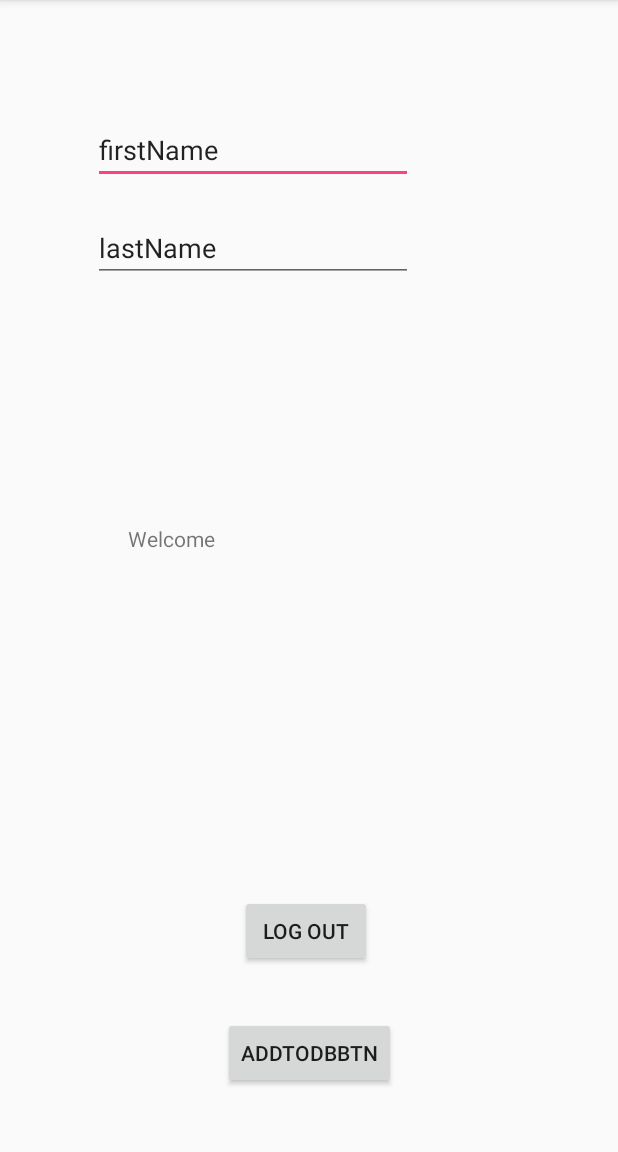
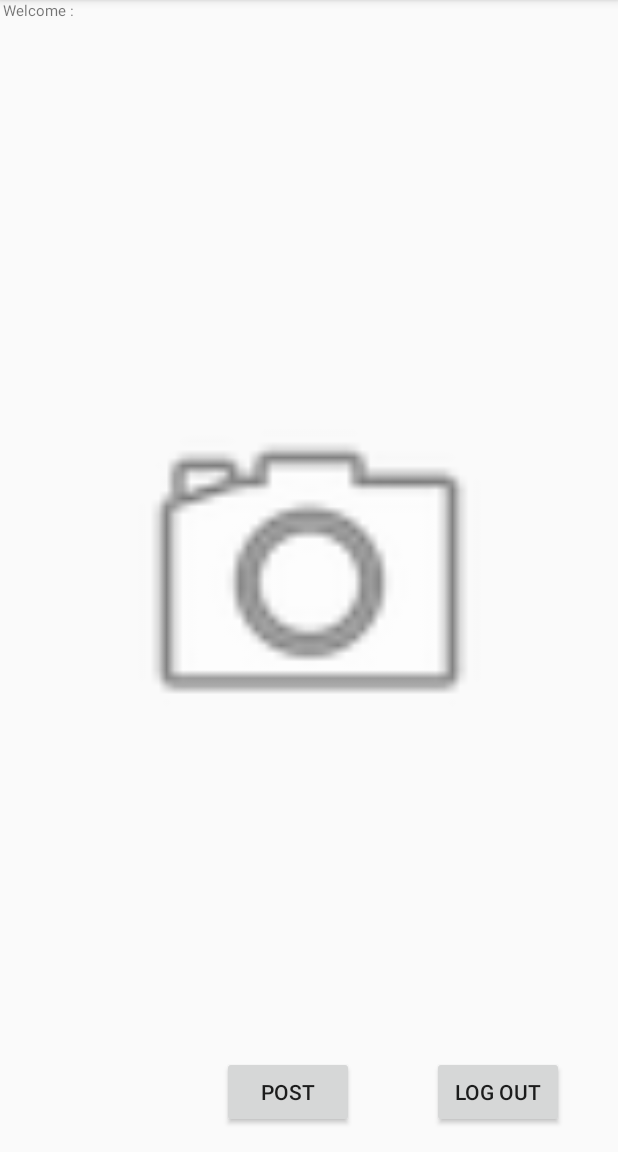
Before and after one commit to qiaozhuxu/Android_Instagram, an Android app: the screen it shows after launch once a user with an empty profile is signed in (LoggedIn before the commit, TakePicture after it), on a phone screen of 412 x 824 dp, the part 84-1236 px from its top. Run offline under Robolectric (Android 15) with nearby library versions, the phone set to English and light mode, and no system bars; our stand-ins replace Firebase (no records; nobody signed in at launch, a user with empty details on screens opened directly).

```diff
--- a/app/src/main/AndroidManifest.xml
+++ b/app/src/main/AndroidManifest.xml
@@ -18,9 +18,10 @@
                 <category android:name="android.intent.category.LAUNCHER" />
             </intent-filter>
         </activity>
-        <activity android:name=".LoggedIn" />
-        <activity android:name=".Profile" />
-        <activity android:name=".SignUp"></activity>
+        <activity android:name=".TakePicture" />
+        <activity android:name=".UpdateProfile" />
+        <activity android:name=".SignUp" />
+        <activity android:name=".ShowPictures"></activity>
     </application>
 
 </manifest>
--- a/app/src/main/java/com/android/qz/instagram_qz/MainActivity.java
+++ b/app/src/main/java/com/android/qz/instagram_qz/MainActivity.java
@@ -9,13 +9,11 @@ import android.view.View;
 import android.widget.Button;
 import android.widget.EditText;
 import android.widget.TextView;
-import android.widget.Toast;
 
 import com.google.android.gms.tasks.OnCompleteListener;
 import com.google.android.gms.tasks.Task;
 import com.google.firebase.auth.AuthResult;
 import com.google.firebase.auth.FirebaseAuth;
-import com.google.firebase.auth.FirebaseAuthProvider;
 
 public class MainActivity extends AppCompatActivity {
 
@@ -44,9 +42,9 @@ public class MainActivity extends AppCompatActivity {
             public void onAuthStateChanged(@NonNull FirebaseAuth firebaseAuth) {
                 if(myAuth.getCurrentUser() != null) {
                     if(myAuth.getCurrentUser().getDisplayName() == null ) {
-                        startActivity(new Intent(MainActivity.this, Profile.class));
+                        startActivity(new Intent(MainActivity.this, UpdateProfile.class));
                     } else {
-                        startActivity(new Intent(MainActivity.this, LoggedIn.class));
+                        startActivity(new Intent(MainActivity.this, TakePicture.class));
                     }
                 }
             }
--- a/app/src/main/java/com/android/qz/instagram_qz/LoggedIn.java
+++ b/app/src/main/java/com/android/qz/instagram_qz/TakePicture.java
@@ -3,9 +3,9 @@ package com.android.qz.instagram_qz;
 import android.content.Intent;
 import android.support.v7.app.AppCompatActivity;
 import android.os.Bundle;
-import android.text.TextUtils;
 import android.view.View;
 import android.widget.EditText;
+import android.widget.ImageView;
 import android.widget.TextView;
 
 import com.google.firebase.auth.FirebaseAuth;
@@ -13,7 +13,7 @@ import com.google.firebase.auth.FirebaseUser;
 import com.google.firebase.database.DatabaseReference;
 import com.google.firebase.database.FirebaseDatabase;
 
-public class LoggedIn extends AppCompatActivity {
+public class TakePicture extends AppCompatActivity {
     TextView welcomtText;
     FirebaseAuth myAuth;
     DatabaseReference ref;
@@ -22,6 +22,7 @@ public class LoggedIn extends AppCompatActivity {
     String firstName;
     EditText lastNameText;
     EditText firstNameText;
+    ImageView view_picture;
 
     @Override
     protected void onCreate(Bundle savedInstanceState) {
@@ -31,17 +32,21 @@ public class LoggedIn extends AppCompatActivity {
         welcomtText = (TextView) findViewById(R.id.welcomeText);
         FirebaseUser user = FirebaseAuth.getInstance().getCurrentUser();
         String userName = user.getDisplayName();
-        welcomtText.setText("Welcome" + userName);
+        welcomtText.setText("Welcome : " + userName);
 
-        database = FirebaseDatabase.getInstance();
-        ref = database.getReference("user1/lastName");
+//        database = FirebaseDatabase.getInstance();
+//        ref = database.getReference("user1/lastName");
     }
 
     public void logOut(View view) {
         FirebaseAuth.getInstance().signOut();
-        startActivity(new Intent(LoggedIn.this, MainActivity.class));
+        startActivity(new Intent(TakePicture.this, MainActivity.class));
     }
     public void addToDataBase(View view) {
 
     }
+
+    public void post(View view) {
+
+    }
 }
--- a/app/src/main/java/com/android/qz/instagram_qz/Profile.java
+++ b/app/src/main/java/com/android/qz/instagram_qz/UpdateProfile.java
@@ -16,7 +16,7 @@ import com.google.firebase.auth.FirebaseAuth;
 import com.google.firebase.auth.FirebaseUser;
 import com.google.firebase.auth.UserProfileChangeRequest;
 
-public class Profile extends AppCompatActivity {
+public class UpdateProfile extends AppCompatActivity {
     EditText profileName;
     Button updateButton;
     String userName;
@@ -43,9 +43,9 @@ public class Profile extends AppCompatActivity {
                     @Override
                     public void onComplete(@NonNull Task<Void> task) {
                         if(task.isSuccessful()) {
-                            startActivity(new Intent( Profile.this, LoggedIn.class));
+                            startActivity(new Intent( UpdateProfile.this, TakePicture.class));
                         } else {
-                            startActivity(new Intent( Profile.this, MainActivity.class));
+                            startActivity(new Intent( UpdateProfile.this, MainActivity.class));
                         }
                     }
                 });
--- a/app/src/main/res/layout/activity_logged_in.xml
+++ b/app/src/main/res/layout/activity_logged_in.xml
@@ -4,58 +4,50 @@
     xmlns:tools="http://schemas.android.com/tools"
     android:layout_width="match_parent"
     android:layout_height="match_parent"
-    tools:context="com.android.qz.instagram_qz.LoggedIn">
+    tools:context="com.android.qz.instagram_qz.TakePicture">
 
     <TextView
         android:id="@+id/welcomeText"
-        android:layout_width="242dp"
-        android:layout_height="70dp"
+        android:layout_width="375dp"
+        android:layout_height="69dp"
+        android:textSize="10sp"
         app:layout_constraintBottom_toBottomOf="parent"
+        app:layout_constraintHorizontal_bias="0.056"
         app:layout_constraintLeft_toLeftOf="parent"
         app:layout_constraintRight_toRightOf="parent"
-        app:layout_constraintTop_toTopOf="parent" />
+        app:layout_constraintTop_toTopOf="parent"
+        app:layout_constraintVertical_bias="0.0" />
 
     <Button
         android:id="@+id/logOutBtn"
         android:layout_width="wrap_content"
         android:layout_height="wrap_content"
-        android:layout_marginBottom="33dp"
-        android:layout_marginStart="11dp"
+        android:layout_marginBottom="16dp"
+        android:layout_marginLeft="288dp"
         android:onClick="logOut"
         android:text="Log out"
-        app:layout_constraintBottom_toTopOf="@+id/addToDBBtn"
-        app:layout_constraintStart_toStartOf="@+id/addToDBBtn" />
+        app:layout_constraintBottom_toBottomOf="parent"
+        app:layout_constraintLeft_toLeftOf="parent" />
 
-    <EditText
-        android:id="@+id/editText"
+    <Button
+        android:id="@+id/btn_post"
         android:layout_width="wrap_content"
         android:layout_height="wrap_content"
-        android:layout_marginStart="62dp"
-        android:layout_marginTop="77dp"
-        android:ems="10"
-        android:inputType="textPersonName"
-        android:text="firstName"
-        app:layout_constraintStart_toStartOf="parent"
-        app:layout_constraintTop_toTopOf="parent" />
+        android:layout_marginBottom="16dp"
+        android:layout_marginLeft="148dp"
+        android:onClick="takePicture"
+        android:text="Post"
+        app:layout_constraintBottom_toBottomOf="parent"
+        app:layout_constraintLeft_toLeftOf="parent" />
 
-    <EditText
-        android:id="@+id/editText2"
-        android:layout_width="wrap_content"
-        android:layout_height="wrap_content"
-        android:layout_marginTop="20dp"
-        android:ems="10"
-        android:inputType="textPersonName"
-        android:text="lastName"
-        app:layout_constraintStart_toStartOf="@+id/editText"
-        app:layout_constraintTop_toBottomOf="@+id/editText" />
+    <ImageView
+        android:id="@+id/view_picture"
+        android:layout_width="378dp"
+        android:layout_height="261dp"
+        app:layout_constraintBottom_toBottomOf="parent"
+        app:layout_constraintLeft_toLeftOf="parent"
+        app:layout_constraintRight_toRightOf="parent"
+        app:layout_constraintTop_toTopOf="parent"
+        app:srcCompat="@android:drawable/ic_menu_camera" />
 
-    <Button
-        android:id="@+id/addToDBBtn"
-        android:layout_width="wrap_content"
-        android:layout_height="wrap_content"
-        android:layout_marginBottom="42dp"
-        android:text="addToDBBtn"
-        app:layout_constraintBottom_toBottomOf="parent"
-        app:layout_constraintEnd_toEndOf="parent"
-        app:layout_constraintStart_toStartOf="parent" />
 </android.support.constraint.ConstraintLayout>
```
Also changed, not shown: app/src/main/java/com/android/qz/instagram_qz/ShowPictures.java (added, +13 -0 lines), app/src/main/java/com/android/qz/instagram_qz/SignUp.java (+31 -85 lines), app/src/main/res/layout/activity_profile.xml (+10 -6 lines), app/src/main/res/layout/activity_show_pictures.xml (added, +9 -0 lines).
